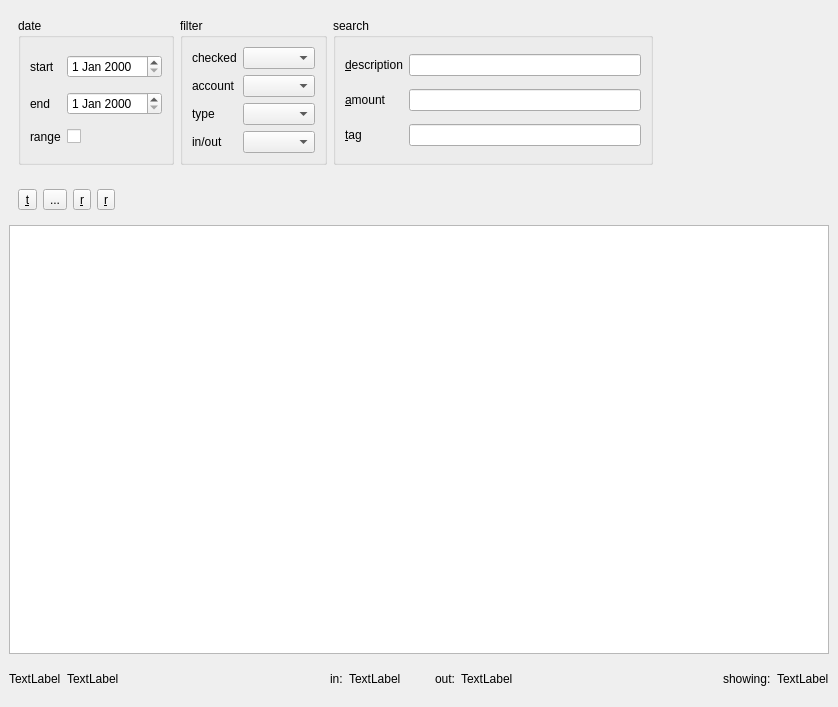
Above: ui/pydosh.ui from innerhippy/pydosh before the change. Below: the same form after it.
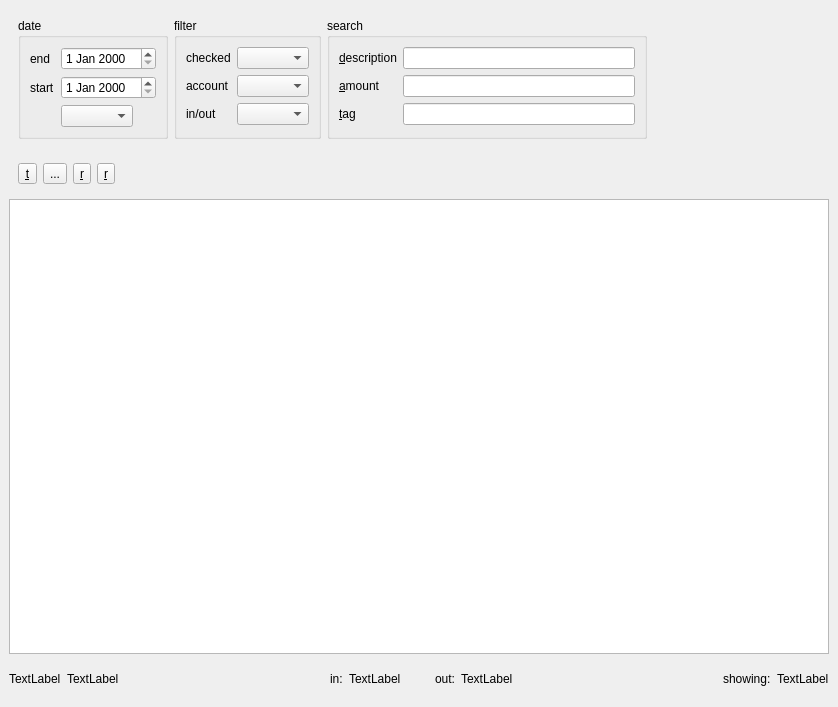
That is the form after the change. Icons and pictures are not drawn. Custom widgets are drawn as their Qt base class.

What changed in the file:
```diff
--- a/ui/pydosh.ui
+++ b/ui/pydosh.ui
@@ -18,73 +18,6 @@
     <item row="0" column="0">
      <widget class="QWidget" name="widget_3" native="true">
       <layout class="QGridLayout" name="gridLayout_3">
-       <item row="0" column="0">
-        <widget class="QGroupBox" name="groupBox_2">
-         <property name="title">
-          <string>date</string>
-         </property>
-         <layout class="QGridLayout">
-          <item row="0" column="0">
-           <widget class="QLabel" name="label">
-            <property name="layoutDirection">
-             <enum>Qt::LeftToRight</enum>
-            </property>
-            <property name="text">
-             <string>start</string>
-            </property>
-            <property name="alignment">
-             <set>Qt::AlignLeading|Qt::AlignLeft|Qt::AlignVCenter</set>
-            </property>
-           </widget>
-          </item>
-          <item row="1" column="0">
-           <widget class="QLabel" name="label_2">
-            <property name="layoutDirection">
-             <enum>Qt::LeftToRight</enum>
-            </property>
-            <property name="text">
-             <string>end</string>
-            </property>
-            <property name="alignment">
-             <set>Qt::AlignLeading|Qt::AlignLeft|Qt::AlignVCenter</set>
-            </property>
-           </widget>
-          </item>
-          <item row="2" column="0">
-           <widget class="QLabel" name="label_8">
-            <property name="text">
-             <string>range</string>
-            </property>
-           </widget>
-          </item>
-          <item row="2" column="1">
-           <widget class="QCheckBox" name="dateRangeCheckbox">
-            <property name="sizePolicy">
-             <sizepolicy hsizetype="Preferred" vsizetype="Fixed">
-              <horstretch>0</horstretch>
-              <verstretch>0</verstretch>
-             </sizepolicy>
-            </property>
-            <property name="layoutDirection">
-             <enum>Qt::LeftToRight</enum>
-            </property>
-            <property name="text">
-             <string/>
-            </property>
-            <property name="tristate">
-             <bool>false</bool>
-            </property>
-           </widget>
-          </item>
-          <item row="0" column="1">
-           <widget class="QDateEdit" name="startDateEdit"/>
-          </item>
-          <item row="1" column="1">
-           <widget class="QDateEdit" name="endDateEdit"/>
-          </item>
-         </layout>
-        </widget>
-       </item>
        <item row="0" column="1">
         <widget class="QGroupBox" name="groupBox">
          <property name="title">
@@ -141,39 +74,13 @@
            </widget>
           </item>
           <item row="2" column="0">
-           <widget class="QLabel" name="label_7">
-            <property name="layoutDirection">
-             <enum>Qt::LeftToRight</enum>
-            </property>
-            <property name="text">
-             <string>type</string>
-            </property>
-            <property name="alignment">
-             <set>Qt::AlignLeading|Qt::AlignLeft|Qt::AlignVCenter</set>
-            </property>
-           </widget>
-          </item>
-          <item row="2" column="1">
-           <widget class="QComboBox" name="typeCombo">
-            <property name="sizePolicy">
-             <sizepolicy hsizetype="Preferred" vsizetype="Fixed">
-              <horstretch>0</horstretch>
-              <verstretch>0</verstretch>
-             </sizepolicy>
-            </property>
-            <property name="toolTip">
-             <string>filter on transaction code</string>
-            </property>
-           </widget>
-          </item>
-          <item row="3" column="0">
            <widget class="QLabel" name="label_13">
             <property name="text">
              <string>in/out</string>
             </property>
            </widget>
           </item>
-          <item row="3" column="1">
+          <item row="2" column="1">
            <widget class="QComboBox" name="inoutCombo">
             <property name="sizePolicy">
              <sizepolicy hsizetype="Preferred" vsizetype="Fixed">
@@ -286,6 +193,60 @@
          </property>
         </spacer>
        </item>
+       <item row="0" column="0">
+        <widget class="QGroupBox" name="groupBox_2">
+         <property name="title">
+          <string>date</string>
+         </property>
+         <layout class="QGridLayout" name="gridLayout_5">
+          <item row="0" column="0">
+           <widget class="QLabel" name="label">
+            <property name="layoutDirection">
+             <enum>Qt::LeftToRight</enum>
+            </property>
+            <property name="text">
+             <string>end</string>
+            </property>
+            <property name="alignment">
+             <set>Qt::AlignLeading|Qt::AlignLeft|Qt::AlignVCenter</set>
+            </property>
+           </widget>
+          </item>
+          <item row="0" column="1" colspan="2">
+           <widget class="QDateEdit" name="endDateEdit"/>
+          </item>
+          <item row="1" column="0">
+           <widget class="QLabel" name="label_2">
+            <property name="layoutDirection">
+             <enum>Qt::LeftToRight</enum>
+            </property>
+            <property name="text">
+             <string>start</string>
+            </property>
+            <property name="alignment">
+             <set>Qt::AlignLeading|Qt::AlignLeft|Qt::AlignVCenter</set>
+            </property>
+           </widget>
+          </item>
+          <item row="1" column="1" colspan="2">
+           <widget class="QDateEdit" name="startDateEdit"/>
+          </item>
+          <item row="2" column="1">
+           <widget class="QComboBox" name="dateCombo">
+            <property name="sizePolicy">
+             <sizepolicy hsizetype="Preferred" vsizetype="Fixed">
+              <horstretch>0</horstretch>
+              <verstretch>0</verstretch>
+             </sizepolicy>
+            </property>
+            <property name="toolTip">
+             <string>filter on transaction code</string>
+            </property>
+           </widget>
+          </item>
+         </layout>
+        </widget>
+       </item>
       </layout>
      </widget>
     </item>
```
